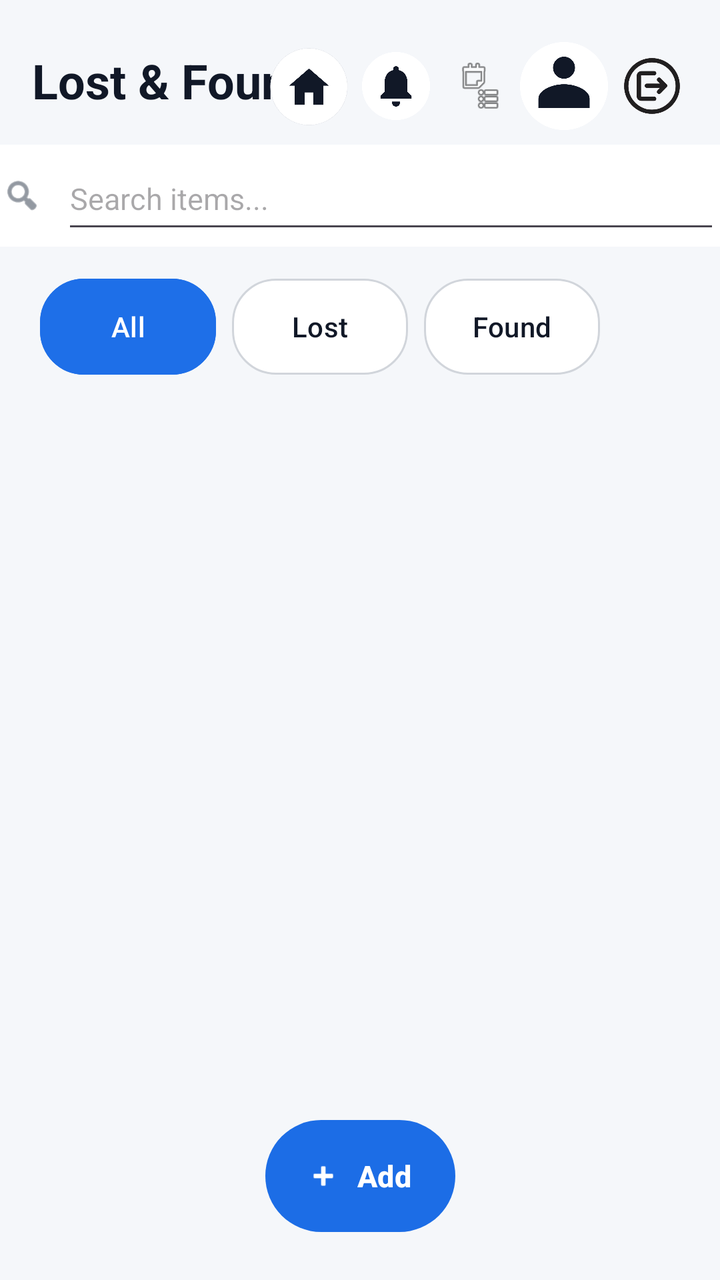
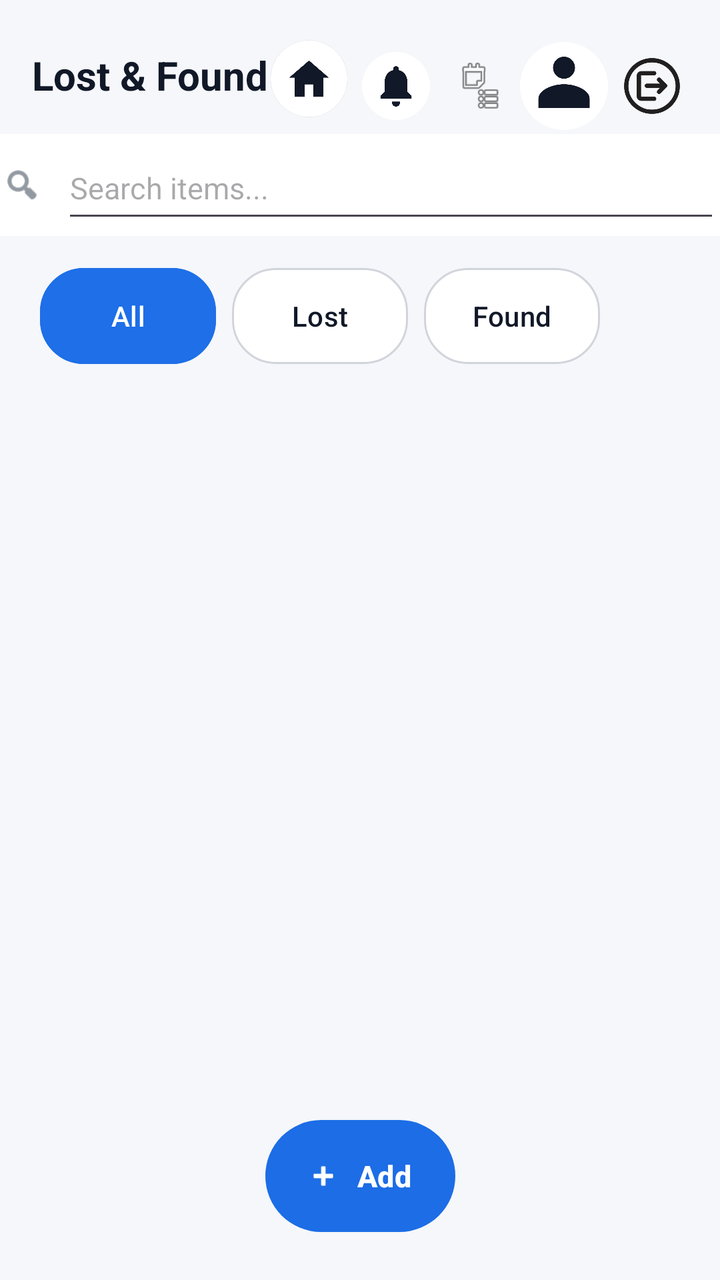

An Android layout rendered at two revisions. The XML below is the earlier revision; the diff shows what the commit changed to produce the second picture.
<!-- AndroidManifest.xml: application theme Theme.MyApplication -->
<!-- res/layout/activity_home.xml -->
<?xml version="1.0" encoding="utf-8"?>
<androidx.constraintlayout.widget.ConstraintLayout xmlns:android="http://schemas.android.com/apk/res/android"
    xmlns:app="http://schemas.android.com/apk/res-auto"
    xmlns:tools="http://schemas.android.com/tools"
    android:id="@+id/main"
    android:layout_width="match_parent"
    android:layout_height="match_parent"
    android:background="#F5F7FA"
    tools:context=".HomeActivity">

    <TextView
        android:id="@+id/textView"
        android:layout_width="wrap_content"
        android:layout_height="wrap_content"
        android:layout_marginStart="16dp"
        android:layout_marginTop="24dp"
        android:text="Lost &amp; Found"
        android:textColor="#111827"
        android:textSize="24sp"
        android:textStyle="bold"
        app:layout_constraintEnd_toStartOf="@+id/home"
        app:layout_constraintHorizontal_bias="0.0"
        app:layout_constraintStart_toStartOf="parent"
        app:layout_constraintTop_toTopOf="parent" />


    <ImageView
        android:id="@+id/home"
        android:layout_width="43dp"
        android:layout_height="44dp"
        android:layout_marginTop="1dp"
        android:contentDescription="Home"

        android:src="@drawable/home1"
        app:layout_constraintBottom_toTopOf="@+id/linearLayout"
        app:layout_constraintEnd_toStartOf="@+id/notificationContainer"
        app:layout_constraintTop_toTopOf="parent"
        app:layout_constraintVertical_bias="0.74" />

    <FrameLayout
        android:id="@+id/notificationContainer"
        android:layout_width="44dp"
        android:layout_height="44dp"
        android:layout_marginTop="21dp"
        app:layout_constraintEnd_toStartOf="@+id/receivedClaims"
        app:layout_constraintTop_toTopOf="parent">

        <ImageView
            android:id="@+id/notification"
            android:layout_width="match_parent"
            android:layout_height="match_parent"
            android:contentDescription="Notifications"
            android:padding="5dp"
            android:src="@drawable/notification" />

        <TextView
            android:id="@+id/notificationBadge"
            android:layout_width="19dp"
            android:layout_height="19dp"
            android:layout_gravity="top|end"
            android:background="@drawable/notification_badge"
            android:gravity="center"
            android:text="0"
            android:textColor="#FFFFFF"
            android:textSize="10sp"
            android:textStyle="bold"
            android:visibility="gone" />

    </FrameLayout>


    <ImageView
        android:id="@+id/receivedClaims"
        android:layout_width="40dp"
        android:layout_height="44dp"
        android:layout_marginTop="21dp"
        android:padding="7dp"
        android:contentDescription="Received Claims"
        app:layout_constraintEnd_toStartOf="@+id/profile"
        app:layout_constraintTop_toTopOf="parent"
        app:srcCompat="@android:drawable/ic_menu_agenda" />

    <ImageView
        android:id="@+id/profile"
        android:layout_width="44dp"
        android:layout_height="44dp"
        android:layout_marginTop="21dp"
        android:layout_marginEnd="56dp"
        app:layout_constraintEnd_toEndOf="parent"
        app:layout_constraintTop_toTopOf="parent"
        app:srcCompat="@drawable/profile" />

    <ImageView
        android:id="@+id/logout"
        android:layout_width="44dp"
        android:layout_height="44dp"
        android:layout_marginTop="21dp"
        android:layout_marginEnd="12dp"
        app:layout_constraintEnd_toEndOf="parent"
        app:layout_constraintTop_toTopOf="parent"
        app:srcCompat="@drawable/images__3__removebg_preview" />

    <LinearLayout
        android:id="@+id/linearLayout"
        android:layout_width="387dp"
        android:layout_height="51dp"
        android:layout_marginTop="16dp"
        android:background="#FFFFFF"
        android:gravity="center_vertical"
        android:orientation="horizontal"
        android:paddingStart="14dp"
        android:paddingEnd="14dp"
        app:layout_constraintEnd_toEndOf="parent"
        app:layout_constraintStart_toStartOf="parent"
        app:layout_constraintTop_toBottomOf="@+id/textView">

        <ImageView
            android:layout_width="20dp"
            android:layout_height="20dp"
            android:importantForAccessibility="no"
            android:src="@android:drawable/ic_menu_search"
            app:tint="#4B5563" />

        <EditText
            android:id="@+id/search"
            android:layout_width="match_parent"
            android:layout_height="48dp"
            android:layout_marginStart="10dp"
            android:hint="Search items..."
            android:textColor="#4B5563"
            android:textSize="15sp" />
    </LinearLayout>

    <Button
        android:id="@+id/all"
        android:layout_width="wrap_content"
        android:layout_height="48dp"
        android:layout_marginStart="20dp"
        android:layout_marginTop="16dp"
        android:insetTop="0dp"
        android:insetBottom="0dp"
        android:text="All"
        android:textAllCaps="false"
        android:textColor="#FFFFFF"
        android:textSize="14sp"
        app:backgroundTint="#1E6FE8"
        app:cornerRadius="22dp"
        app:layout_constraintStart_toStartOf="parent"
        app:layout_constraintTop_toBottomOf="@+id/linearLayout"
        app:strokeColor="#1E6FE8"
        app:strokeWidth="1dp" />

    <Button
        android:id="@+id/lost"
        android:layout_width="wrap_content"
        android:layout_height="48dp"
        android:layout_marginStart="8dp"
        android:layout_marginTop="16dp"
        android:insetTop="0dp"
        android:insetBottom="0dp"
        android:text="Lost"
        android:textAllCaps="false"
        android:textColor="#111827"
        android:textSize="14sp"
        app:backgroundTint="#FFFFFF"
        app:cornerRadius="22dp"
        app:layout_constraintStart_toEndOf="@+id/all"
        app:layout_constraintTop_toBottomOf="@+id/linearLayout"
        app:strokeColor="#D1D5DB"
        app:strokeWidth="1dp" />

    <Button
        android:id="@+id/found"
        android:layout_width="wrap_content"
        android:layout_height="48dp"
        android:layout_marginStart="8dp"
        android:layout_marginTop="16dp"
        android:insetTop="0dp"
        android:insetBottom="0dp"
        android:text="Found"
        android:textAllCaps="false"
        android:textColor="#111827"
        android:textSize="14sp"
        app:backgroundTint="#FFFFFF"
        app:cornerRadius="22dp"
        app:layout_constraintStart_toEndOf="@+id/lost"
        app:layout_constraintTop_toBottomOf="@+id/linearLayout"
        app:strokeColor="#D1D5DB"
        app:strokeWidth="1dp" />

    <GridView
        android:id="@+id/gridView"
        android:layout_width="0dp"
        android:layout_height="0dp"
        android:layout_marginTop="12dp"
        android:clipToPadding="false"
        android:horizontalSpacing="12dp"
        android:numColumns="2"
        android:paddingStart="16dp"
        android:paddingEnd="16dp"
        android:paddingBottom="96dp"
        android:scrollbars="none"
        android:stretchMode="columnWidth"
        android:verticalSpacing="12dp"
        app:layout_constraintBottom_toBottomOf="parent"
        app:layout_constraintEnd_toEndOf="parent"
        app:layout_constraintStart_toStartOf="parent"
        app:layout_constraintTop_toBottomOf="@+id/all" />

    <Button
        android:id="@+id/add"
        android:layout_width="wrap_content"
        android:layout_height="56dp"
        app:layout_constraintStart_toStartOf="parent"
        app:layout_constraintEnd_toEndOf="parent"
        android:layout_marginBottom="24dp"
        android:elevation="6dp"
        android:insetTop="0dp"
        android:insetBottom="0dp"
        android:paddingStart="20dp"
        android:paddingEnd="22dp"
        android:text="Add"
        android:gravity="center"
        android:textAllCaps="false"
        android:textColor="#FFFFFF"
        android:textSize="15sp"
        android:textStyle="bold"
        app:backgroundTint="#1C6DE6"
        app:cornerRadius="28dp"
        app:icon="@android:drawable/ic_input_add"
        app:iconGravity="textStart"
        app:iconPadding="8dp"
        app:iconTint="#FFFFFF"
        app:layout_constraintBottom_toBottomOf="parent" />

</androidx.constraintlayout.widget.ConstraintLayout>
<!-- resources referenced by this layout -->
<resources>
  <!-- drawable home1: png bitmap (drawable, 35646 bytes) -->
  <!-- drawable images__3__removebg_preview: png bitmap (drawable, 79643 bytes) -->
  <!-- drawable notification: png bitmap (drawable, 13131 bytes) -->
  <!-- drawable notification_badge (drawable) -->
  <shape xmlns:android="http://schemas.android.com/apk/res/android"
      android:shape="oval">
  
      <solid android:color="#EF4444" />
  
  </shape>
  <!-- drawable profile: png bitmap (drawable, 13989 bytes) -->
  <style name="Theme.MyApplication" parent="Base.Theme.MyApplication" />
  <style name="Base.Theme.MyApplication" parent="Theme.Material3.DayNight.NoActionBar">
          
          
      </style>
</resources>

<!-- the commit's change to res/layout/activity_home.xml (unified diff, before → after) -->
@@ -16,7 +16,7 @@
         android:layout_marginTop="24dp"
         android:text="Lost &amp; Found"
         android:textColor="#111827"
-        android:textSize="24sp"
+        android:textSize="20sp"
         android:textStyle="bold"
         app:layout_constraintEnd_toStartOf="@+id/home"
         app:layout_constraintHorizontal_bias="0.0"
